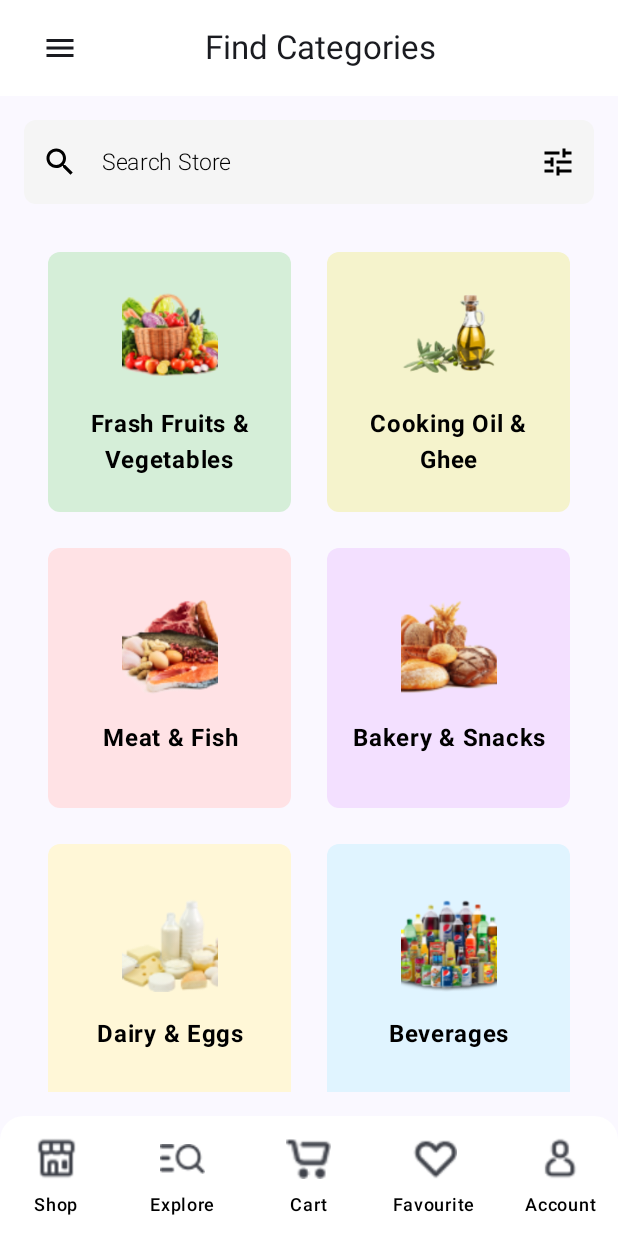
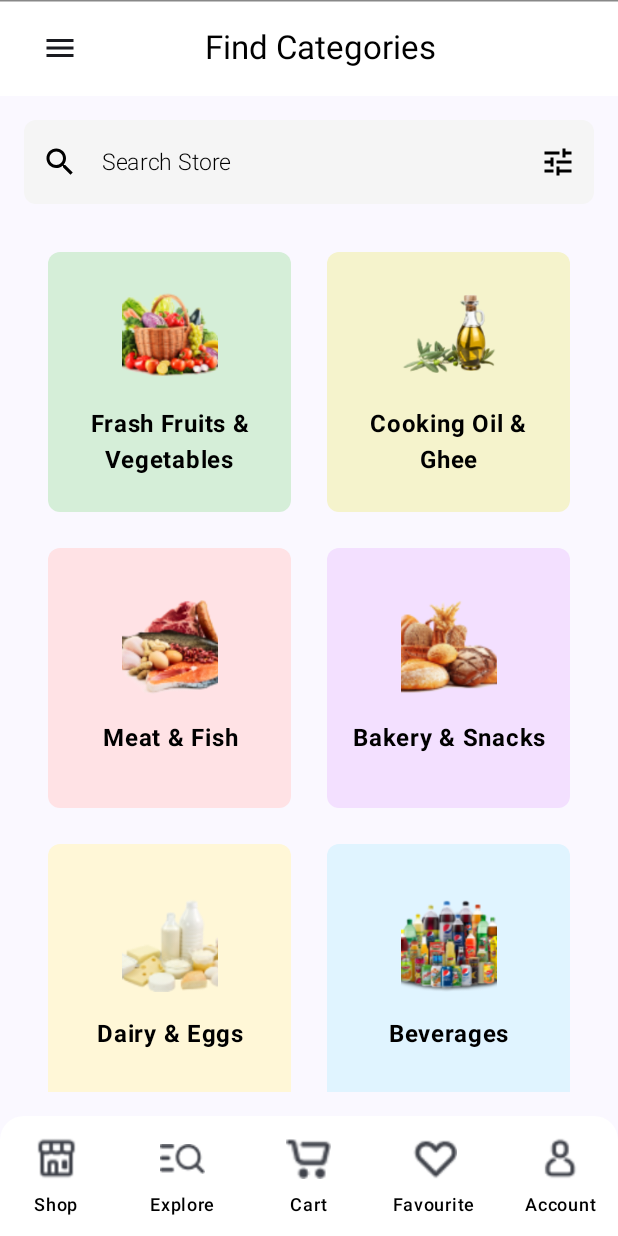
Before and after one commit to GabrielAddario/TP3-Parcial-Grupo9, an Android app built with Jetpack Compose: the composable ExploreContent shown on its own in the app's theme, on a phone screen of 412 x 824 dp. Run offline under Robolectric (Android 15) with nearby library versions, the phone set to English and light mode, and no system bars.

Commit message:
cambios en el darkmode para el topNavBar

```diff
--- a/app/src/main/java/com/example/appnectar/navController/NavController.kt
+++ b/app/src/main/java/com/example/appnectar/navController/NavController.kt
@@ -60,7 +60,7 @@ fun NavController(isDarkModeEnabled: Boolean, onDarkModeToggle: (Boolean) -> Uni
                 AccountScreenPreview(navController, isDarkModeEnabled, onDarkModeToggle)
             }
         }
-        composable("search_screen") { ProductListScreenPreview(navController) }
+        composable("search_screen") { ProductListScreenPreview(navController, isDarkModeEnabled) }
         composable("categories_screen/{category}") { backStackEntry ->
             val category = backStackEntry.arguments?.getString("category")?.let { Category.valueOf(it) }
             category?.let {
--- a/app/src/main/java/com/example/appnectar/navController/navs/TopNavBar.kt
+++ b/app/src/main/java/com/example/appnectar/navController/navs/TopNavBar.kt
@@ -24,19 +24,21 @@ class TopNavBar : ComponentActivity() {
         super.onCreate(savedInstanceState)
         enableEdgeToEdge()
         setContent {
-            TopNavbar(titleText = String())
+            TopNavbar(titleText = String(), isDarkModeEnabled = false)
         }
     }
 }
 
 @OptIn(ExperimentalMaterial3Api::class)
 @Composable
-fun TopNavbar(titleText: String) {
+fun TopNavbar(titleText: String, isDarkModeEnabled: Boolean) {
     var expanded by remember { mutableStateOf(false) }
+    val textColor = if (isDarkModeEnabled) Color.White else Color.Black
+    val backgroundColor = if (isDarkModeEnabled) Color(0xFF1E1E1E) else Color.White
 
     TopAppBar(
         colors = TopAppBarDefaults.topAppBarColors(
-            containerColor = Color.White,
+            containerColor = backgroundColor,
         ),
         title = {
             Row(
@@ -67,16 +69,18 @@ fun TopNavbar(titleText: String) {
                 Text(
                     titleText,
                     modifier = Modifier.weight(1f),
-                    textAlign = TextAlign.Center
+                    textAlign = TextAlign.Center,
+                    color = textColor
                 )
                 Spacer(modifier = Modifier.weight(0.5f))
             }
         }
     )
+    HorizontalDivider(color = Color.Gray, thickness = 1.dp)
 }
 
 @Preview(showBackground = true)
 @Composable
 fun TopNavbarPreview() {
-    TopNavbar(titleText = String())
+    TopNavbar(titleText = String(), isDarkModeEnabled = false)
 }
--- a/app/src/main/java/com/example/appnectar/screens/AccountScreen.kt
+++ b/app/src/main/java/com/example/appnectar/screens/AccountScreen.kt
@@ -134,7 +134,7 @@ fun MenuItem(icon: Int, label: String, textColor: Color) {
             .padding(vertical = 16.dp),
         verticalAlignment = Alignment.CenterVertically
     ) {
-        Icon(painter = painterResource(id = icon), contentDescription = label, modifier = Modifier.size(28.dp))
+        Icon(painter = painterResource(id = icon), tint = textColor, contentDescription = label, modifier = Modifier.size(28.dp))
         Spacer(modifier = Modifier.width(16.dp))
         Text(text = label, fontSize = 20.sp, color = textColor, modifier = Modifier.weight(1f))
         Icon(
--- a/app/src/main/java/com/example/appnectar/screens/Explore.kt
+++ b/app/src/main/java/com/example/appnectar/screens/Explore.kt
@@ -60,7 +60,7 @@ private fun ExploreContent(navController: NavController, isDarkModeEnabled: Bool
     val textColor = if (isDarkModeEnabled) Color.Black else Color.Black
 
     Scaffold(
-        topBar = { TopNavbar("Find Categories") },
+        topBar = { TopNavbar("Find Categories", isDarkModeEnabled)},
         bottomBar = { BottomNavBar(navController)}
     ) { paddingValues ->
         Column(modifier = Modifier
--- a/app/src/main/java/com/example/appnectar/screens/Favorites.kt
+++ b/app/src/main/java/com/example/appnectar/screens/Favorites.kt
@@ -33,7 +33,7 @@ fun FavouriteScreen(navController: NavController, isDarkModeEnabled: Boolean) {
     val backgroundColor = if (isDarkModeEnabled) Color(0xFF1E1E1E) else Color.White
 
     Scaffold(
-        topBar = { TopNavbar("Favorites") },
+        topBar = { TopNavbar("Favorites", isDarkModeEnabled) },
         bottomBar = {  BottomNavBar(navController)  }
     ) { paddingValues ->
         Box(modifier = Modifier
--- a/app/src/main/java/com/example/appnectar/screens/HomeScreen.kt
+++ b/app/src/main/java/com/example/appnectar/screens/HomeScreen.kt
@@ -51,7 +51,7 @@ private fun HomeScreenContent(navController: NavController, isDarkModeEnabled: B
 
     var searchQuery by remember { mutableStateOf("") }
     Scaffold(
-        topBar = { TopNavbar("Shop") },
+        topBar = { TopNavbar("Shop", isDarkModeEnabled) },
         bottomBar = { BottomNavBar(navController) }
     ) { paddingValues ->
         val scrollState = rememberScrollState()
--- a/app/src/main/java/com/example/appnectar/screens/MyCart.kt
+++ b/app/src/main/java/com/example/appnectar/screens/MyCart.kt
@@ -41,7 +41,7 @@ fun MyCartScreen(navController: NavController, isDarkModeEnabled: Boolean) {
     val backgroundColor = if (isDarkModeEnabled) Color(0xFF1E1E1E) else Color.White
 
     Scaffold(
-        topBar = { TopNavbar("My Cart") },
+        topBar = { TopNavbar("My Cart", isDarkModeEnabled) },
         bottomBar = { BottomNavBar(navController) }
     ) { paddingValues ->
         Box(modifier = Modifier
```
Also changed, not shown: app/src/main/java/com/example/appnectar/screens/Search.kt (+4 -4 lines).
